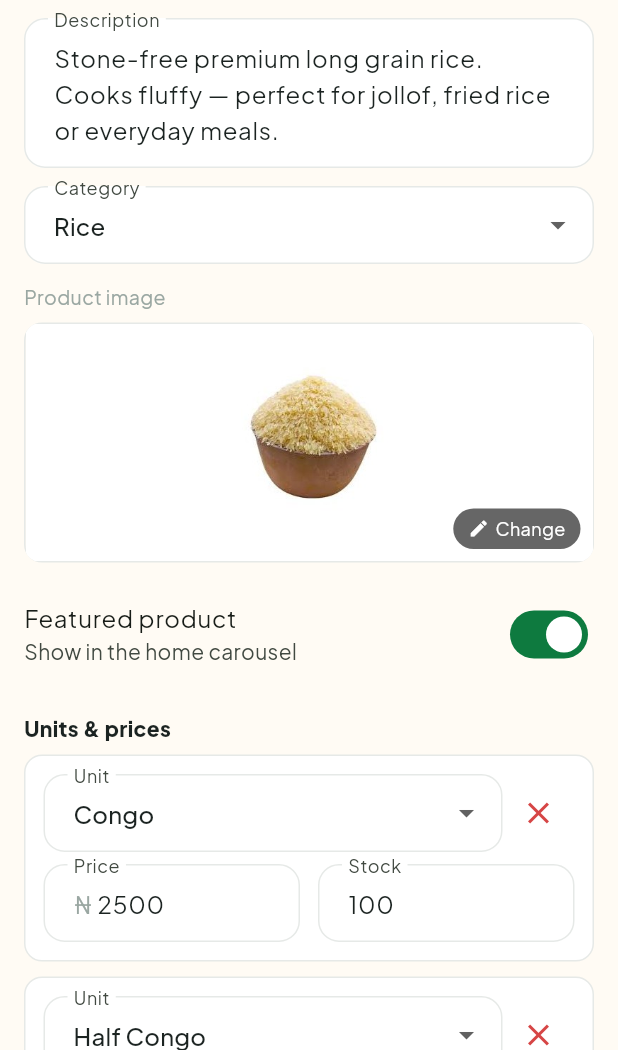
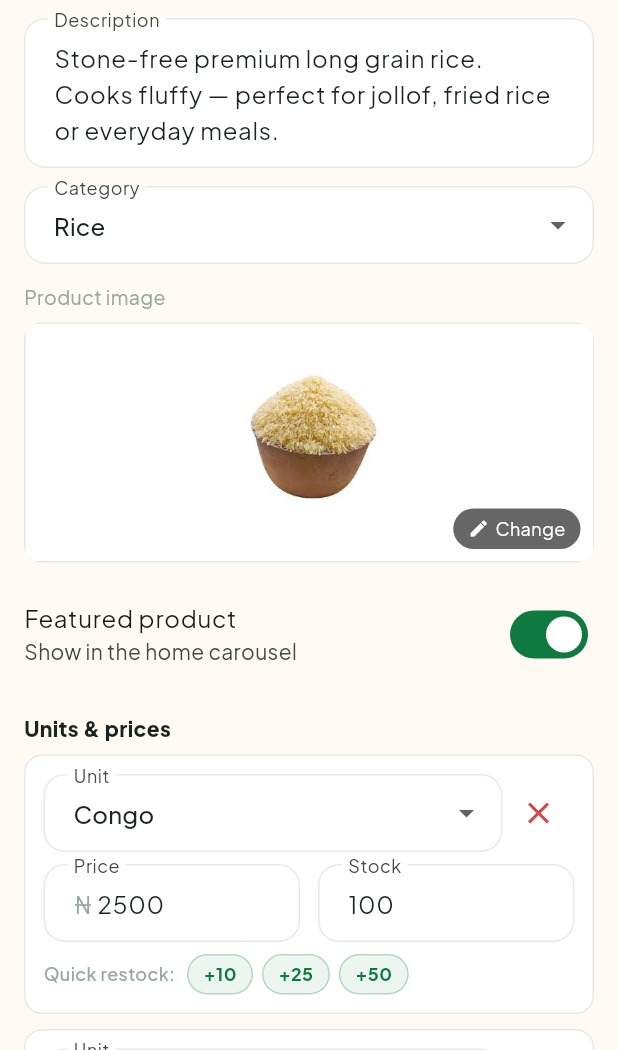
Before and after one commit to coopvestafrica-ops/Abeni-, a Flutter app: the ProductEditScreen screen opened directly with sample values from the repository, on a phone screen of 412 x 824 dp, the part 186-1236 px from its top. Run offline on Flutter 3.47's test engine with Material 3 defaults, Android fonts, the phone set to English and light mode, and no system bars; our stand-ins replace cached_network_image, cloud_firestore, equatable, firebase_auth, firebase_core, firebase_messaging and 8 more; missing offline and left inert: local_auth_android, local_auth_darwin; accounts and stored records are empty.

Commit message:
feat(admin): quick restock chips on product edit screen
Add +10, +25, +50 tap chips below each unit's stock field in the
product edit screen. Tapping a chip reads the current stock value,
adds the chosen amount, and updates the text field immediately —
no typing required. Each chip is styled as a small green pill that
matches the Abeni brand palette. A _RestockChip widget is extracted
for clean reuse across all units in the list.

```diff
--- a/lib/admin/screens/products/product_edit_screen.dart
+++ b/lib/admin/screens/products/product_edit_screen.dart
@@ -713,8 +713,66 @@ class _UnitEditor extends StatelessWidget {
               ),
             ],
           ),
+          const SizedBox(height: 8),
+          // Quick restock row — tap to add to current stock without typing.
+          Row(
+            children: [
+              const Text(
+                'Quick restock:',
+                style: TextStyle(
+                  fontSize: 12,
+                  color: AppColors.textMuted,
+                  fontWeight: FontWeight.w500,
+                ),
+              ),
+              const SizedBox(width: 8),
+              for (final amount in [10, 25, 50]) ...[
+                _RestockChip(
+                  amount: amount,
+                  onTap: () {
+                    final current =
+                        int.tryParse(draft.stock.text.trim()) ?? 0;
+                    draft.stock.text = (current + amount).toString();
+                    onChanged();
+                  },
+                ),
+                const SizedBox(width: 6),
+              ],
+            ],
+          ),
         ],
       ),
     );
   }
 }
+
+class _RestockChip extends StatelessWidget {
+  const _RestockChip({required this.amount, required this.onTap});
+
+  final int amount;
+  final VoidCallback onTap;
+
+  @override
+  Widget build(BuildContext context) {
+    return InkWell(
+      onTap: onTap,
+      borderRadius: BorderRadius.circular(20),
+      child: Container(
+        padding: const EdgeInsets.symmetric(horizontal: 10, vertical: 4),
+        decoration: BoxDecoration(
+          color: AppColors.primary.withOpacity(0.08),
+          borderRadius: BorderRadius.circular(20),
+          border: Border.all(color: AppColors.primary.withOpacity(0.25)),
+        ),
+        child: Text(
+          '+$amount',
+          style: const TextStyle(
+            fontSize: 12,
+            fontWeight: FontWeight.w700,
+            color: AppColors.primary,
+          ),
+        ),
+      ),
+    );
+  }
+}
```
